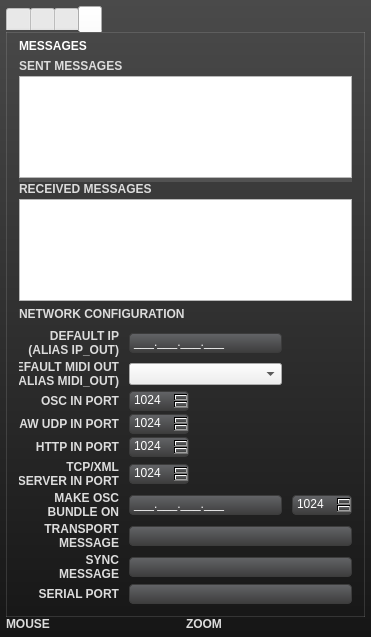
Above: uiinspector.ui from buzzinglight/IanniX before the change. Below: the same form after it.
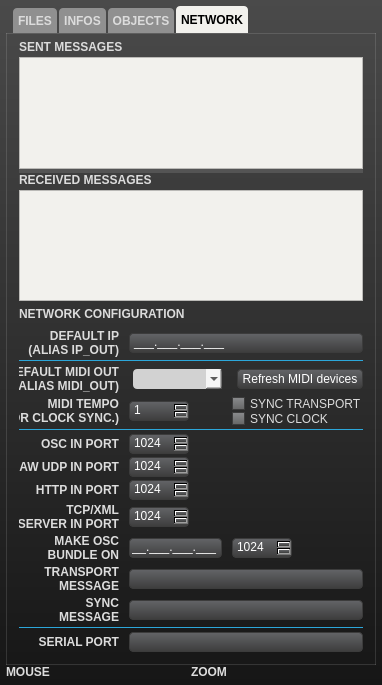
That is the form after the change. The open tabs and pages were chosen to show the change. Icons and pictures are not drawn.

```diff
--- a/uiinspector.ui
+++ b/uiinspector.ui
@@ -6,8 +6,8 @@
    <rect>
     <x>0</x>
     <y>0</y>
-    <width>371</width>
-    <height>637</height>
+    <width>382</width>
+    <height>685</height>
    </rect>
   </property>
   <property name="windowTitle">
@@ -41,7 +41,7 @@
 	border: 1px solid rgba(255, 255, 255, 32);
 }
 
-QLabel, QCheckBox#viewTriggerCheck, QCheckBox#viewCurveCheck, QCheckBox#viewCurveOpacityCheck, QCheckBox#viewCursorCheck {
+QLabel, QCheckBox {
 	color: rgb(220, 220, 220);
 }
 
@@ -178,6 +178,63 @@
  }
 QSplitter::handle:horizontal	 	{	width: 4px; }
 QSplitter::handle:vertical     		{	height: 4px; }
+
+
+QComboBox {
+	border: 0px solid transparent;
+	background: rgba(255, 255, 255, 200);
+	color: black;
+	margin-left: 4px;
+	padding-top: -4px;
+	border-radius: 4px;
+}
+QComboBox {
+	selection-color: black;
+	padding-top: 0px;
+	padding-left: 4px;
+}
+QComboBox::drop-down {
+	width: 10px;
+	padding: 4px;
+	border: 0px solid transparent;
+	background: rgb(0, 187, 255);
+    image: url(:/icons/res_icon_down.png);
+}
+
+QPlainTextEdit {
+	background-color: rgb(242, 241, 237);
+}
+
+
+QTabWidget::tab-bar {
+	left: 5px;
+}
+QTabWidget {
+	border: 0px transparent;
+}
+QTabBar::tab {
+	background-color: rgba(255, 255, 255, 100);
+    border-top-left-radius: 4px;
+    border-top-right-radius: 4px;
+	font: bold;
+	min-height: 25px;
+	margin-left: 2px;
+	padding-left: 5px;
+	padding-right: 5px;
+	color: rgb(220, 220, 220);
+}
+QTabBar::tab:selected {
+	background-color: rgb(242, 241, 237);
+	color: black;
+}
+QTabBar::tab:hover {
+	color: black;
+}
+QTabBar::tab:!selected {
+     margin-top: 2px;
+}
+
+
 </string>
   </property>
   <layout class="QVBoxLayout" name="verticalLayout">
@@ -219,7 +276,7 @@
            <normaloff>:/general/res_icon_inspector_project.png</normaloff>:/general/res_icon_inspector_project.png</iconset>
          </attribute>
          <attribute name="title">
-          <string/>
+          <string>FILES</string>
          </attribute>
          <layout class="QVBoxLayout" name="verticalLayout_13" stretch="0,0">
           <property name="leftMargin">
@@ -341,7 +398,7 @@
            <normaloff>:/general/res_icon_inspector_info.png</normaloff>:/general/res_icon_inspector_info.png</iconset>
          </attribute>
          <attribute name="title">
-          <string/>
+          <string>INFOS</string>
          </attribute>
          <layout class="QVBoxLayout" name="verticalLayout_14">
           <property name="leftMargin">
@@ -1877,7 +1934,7 @@
            <normaloff>:/general/res_icon_inspector_view.png</normaloff>:/general/res_icon_inspector_view.png</iconset>
          </attribute>
          <attribute name="title">
-          <string/>
+          <string>OBJECTS</string>
          </attribute>
          <layout class="QVBoxLayout" name="verticalLayout_10">
           <property name="leftMargin">
@@ -2376,7 +2433,7 @@
            <normaloff>:/general/res_icon_inspector_osc.png</normaloff>:/general/res_icon_inspector_osc.png</iconset>
          </attribute>
          <attribute name="title">
-          <string/>
+          <string>NETWORK</string>
          </attribute>
          <layout class="QVBoxLayout" name="verticalLayout_5">
           <property name="leftMargin">
@@ -2391,19 +2448,6 @@
           <property name="bottomMargin">
            <number>12</number>
           </property>
-          <item>
-           <widget class="QLabel" name="oscLabel">
-            <property name="styleSheet">
-             <string notr="true">	color: white;
-	font: 12px;
-	font: bold;
-</string>
-            </property>
-            <property name="text">
-             <string>MESSAGES</string>
-            </property>
-           </widget>
-          </item>
           <item>
            <widget class="QSplitter" name="splitter">
             <property name="orientation">
@@ -2441,6 +2485,9 @@
                 <property name="lineWrapMode">
                  <enum>QPlainTextEdit::NoWrap</enum>
                 </property>
+                <property name="readOnly">
+                 <bool>true</bool>
+                </property>
                 <property name="plainText">
                  <string/>
                 </property>
@@ -2480,6 +2527,9 @@
                 <property name="lineWrapMode">
                  <enum>QPlainTextEdit::NoWrap</enum>
                 </property>
+                <property name="readOnly">
+                 <bool>true</bool>
+                </property>
                 <property name="plainText">
                  <string/>
                 </property>
@@ -2509,7 +2559,7 @@
               <property name="horizontalSpacing">
                <number>10</number>
               </property>
-              <item row="2" column="0">
+              <item row="6" column="0">
                <widget class="QLabel" name="oscInPortLabel">
                 <property name="minimumSize">
                  <size>
@@ -2531,7 +2581,7 @@
                 </property>
                </widget>
               </item>
-              <item row="2" column="1">
+              <item row="6" column="1">
                <widget class="QSpinBox" name="oscInPortSpin">
                 <property name="maximumSize">
                  <size>
@@ -2556,7 +2606,7 @@
                 </property>
                </widget>
               </item>
-              <item row="3" column="0">
+              <item row="7" column="0">
                <widget class="QLabel" name="udpInPortLabel">
                 <property name="minimumSize">
                  <size>
@@ -2578,7 +2628,7 @@
                 </property>
                </widget>
               </item>
-              <item row="7" column="0">
+              <item row="11" column="0">
                <widget class="QLabel" name="transportMessageLabel">
                 <property name="minimumSize">
                  <size>
@@ -2601,7 +2651,7 @@
                 </property>
                </widget>
               </item>
-              <item row="3" column="1">
+              <item row="7" column="1">
                <widget class="QSpinBox" name="udpInPortSpin">
                 <property name="maximumSize">
                  <size>
@@ -2623,7 +2673,7 @@
                 </property>
                </widget>
               </item>
-              <item row="8" column="0">
+              <item row="12" column="0">
                <widget class="QLabel" name="syncMessageLabel">
                 <property name="minimumSize">
                  <size>
@@ -2646,7 +2696,7 @@
                 </property>
                </widget>
               </item>
-              <item row="8" column="1" colspan="2">
+              <item row="12" column="1" colspan="2">
                <widget class="QLineEdit" name="syncMessageEdit">
                 <property name="toolTip">
                  <string>Sync message</string>
@@ -2662,7 +2712,7 @@
                 </property>
                </widget>
               </item>
-              <item row="6" column="0">
+              <item row="10" column="0">
                <widget class="QLabel" name="bundleMessageLabel">
                 <property name="minimumSize">
                  <size>
@@ -2685,8 +2735,20 @@
                 </property>
                </widget>
               </item>
-              <item row="6" column="1">
+              <item row="10" column="1">
                <widget class="QLineEdit" name="bundleMessageEdit">
+                <property name="minimumSize">
+                 <size>
+                  <width>0</width>
+                  <height>20</height>
+                 </size>
+                </property>
+                <property name="maximumSize">
+                 <size>
+                  <width>16777215</width>
+                  <height>20</height>
+                 </size>
+                </property>
                 <property name="toolTip">
                  <string>OSC bundle address</string>
                 </property>
@@ -2704,7 +2766,7 @@
                 </property>
                </widget>
               </item>
-              <item row="6" column="2">
+              <item row="10" column="2">
                <widget class="QSpinBox" name="bundleMessagePort">
                 <property name="maximumSize">
                  <size>
@@ -2726,7 +2788,7 @@
                 </property>
                </widget>
               </item>
-              <item row="4" column="0">
+              <item row="8" column="0">
                <widget class="QLabel" name="httpInPortLabel">
                 <property name="minimumSize">
                  <size>
@@ -2748,7 +2810,7 @@
                 </property>
                </widget>
               </item>
-              <item row="4" column="1">
+              <item row="8" column="1">
                <widget class="QSpinBox" name="httpInPortSpin">
                 <property name="maximumSize">
                  <size>
@@ -2770,7 +2832,7 @@
                 </property>
                </widget>
               </item>
-              <item row="7" column="1" colspan="2">
+              <item row="11" column="1" colspan="2">
                <widget class="QLineEdit" name="transportMessageEdit">
                 <property name="toolTip">
                  <string>Transport message</string>
@@ -2786,7 +2848,7 @@
                 </property>
                </widget>
               </item>
-              <item row="5" column="0">
+              <item row="9" column="0">
                <widget class="QLabel" name="tcpInPortLabel">
                 <property name="minimumSize">
                  <size>
@@ -2809,7 +2871,7 @@
                 </property>
                </widget>
               </item>
-              <item row="5" column="1">
+              <item row="9" column="1">
                <widget class="QSpinBox" name="tcpInPortSpin">
                 <property name="maximumSize">
                  <size>
@@ -2831,7 +2893,7 @@
                 </property>
                </widget>
               </item>
-              <item row="5" column="2">
+              <item row="9" column="2">
                <widget class="QLabel" name="tcpInClientLabel">
                 <property name="styleSheet">
                  <string notr="true"/>
@@ -2867,7 +2929,7 @@
                 </property>
                </widget>
               </item>
-              <item row="0" column="1">
+              <item row="0" column="1" colspan="2">
                <widget class="QLineEdit" name="ipOutEdit">
                 <property name="toolTip">
                  <string>Default IP address</string>
@@ -2886,7 +2948,7 @@
                 </property>
                </widget>
               </item>
-              <item row="1" column="0">
+              <item row="2" column="0">
                <widget class="QLabel" name="midiOutLabel">
                 <property name="minimumSize">
                  <size>
@@ -2909,8 +2971,20 @@
                 </property>
                </widget>
               </item>
-              <item row="1" column="1">
+              <item row="2" column="1">
                <widget class="QComboBox" name="midiOutCombo">
+                <property name="minimumSize">
+                 <size>
+                  <width>0</width>
+                  <height>20</height>
+                 </size>
+                </property>
+                <property name="maximumSize">
+                 <size>
+                  <width>16777215</width>
+                  <height>20</height>
+                 </size>
+                </property>
                 <property name="toolTip">
                  <string>Default MIDI device</string>
                 </property>
@@ -2919,7 +2993,7 @@
                 </property>
                </widget>
               </item>
-              <item row="9" column="0">
+              <item row="14" column="0">
                <widget class="QLabel" name="serialInPortLabel">
                 <property name="minimumSize">
                  <size>
@@ -2941,7 +3015,7 @@
                 </property>
                </widget>
               </item>
-              <item row="9" column="1" colspan="2">
+              <item row="14" column="1" colspan="2">
                <widget class="QLineEdit" name="serialInPortEdit">
                 <property name="toolTip">
                  <string>Serial port address</string>
@@ -2954,6 +3028,157 @@
                 </property>
                </widget>
               </item>
+              <item row="2" column="2">
+               <widget class="QPushButton" name="midiOutRefresh">
+                <property name="minimumSize">
+                 <size>
+                  <width>0</width>
+                  <height>20</height>
+                 </size>
+                </property>
+                <property name="maximumSize">
+                 <size>
+                  <width>16777215</width>
+                  <height>20</height>
+                 </size>
+                </property>
+                <property name="statusTip">
+                 <string>Click here to refresh the MIDI in/out available devices</string>
+                </property>
+                <property name="text">
+                 <string>Refresh MIDI devices</string>
+                </property>
+               </widget>
+              </item>
+              <item row="4" column="0">
+               <widget class="QLabel" name="midiTempoLabel">
+                <property name="minimumSize">
+                 <size>
+                  <width>100</width>
+                  <height>0</height>
+                 </size>
+                </property>
+                <property name="maximumSize">
+                 <size>
+                  <width>100</width>
+                  <height>16777215</height>
+                 </size>
+                </property>
+                <property name="text">
+                 <string>MIDI TEMPO
+(FOR CLOCK SYNC.)</string>
+                </property>
+                <property name="alignment">
+                 <set>Qt::AlignRight|Qt::AlignTrailing|Qt::AlignVCenter</set>
+                </property>
+               </widget>
+              </item>
+              <item row="4" column="1">
+               <widget class="QSpinBox" name="midiTempoSpin">
+                <property name="maximumSize">
+                 <size>
+                  <width>60</width>
+                  <height>16777215</height>
+                 </size>
+                </property>
+                <property name="toolTip">
+                 <string>Score BPM</string>
+                </property>
+                <property name="statusTip">
+                 <string>Type here the BPM (used by MIDI clock for sync)</string>
+                </property>
+                <property name="styleSheet">
+                 <string notr="true"/>
+                </property>
+                <property name="minimum">
+                 <number>1</number>
+                </property>
+                <property name="maximum">
+                 <number>65535</number>
+                </property>
+               </widget>
+              </item>
+              <item row="4" column="2">
+               <layout class="QVBoxLayout" name="verticalLayout_12">
+                <item>
+                 <widget class="QCheckBox" name="midiSyncSong">
+                  <property name="statusTip">
+                   <string>Check this option if you want to sync transport (play, pause, stop, fast rewind, song position) from another sequencer</string>
+                  </property>
+                  <property name="text">
+                   <string>SYNC TRANSPORT</string>
+                  </property>
+                 </widget>
+                </item>
+                <item>
+                 <widget class="QCheckBox" name="midiSyncClock">
+                  <property name="statusTip">
+                   <string>Check this option if you want to sync clock from another sequencer</string>
+                  </property>
+                  <property name="text">
+                   <string>SYNC CLOCK</string>
+                  </property>
+                 </widget>
+                </item>
+               </layout>
+              </item>
+              <item row="1" column="0" colspan="3">
+               <widget class="QLabel" name="separator2">
+                <property name="minimumSize">
+                 <size>
+                  <width>0</width>
+                  <height>2</height>
+                 </size>
+                </property>
+                <property name="maximumSize">
+                 <size>
+                  <width>16777215</width>
+                  <height>2</height>
+                 </size>
+                </property>
+                <property name="text">
+                 <string/>
+                </property>
+               </widget>
+              </item>
+              <item row="5" column="0" colspan="3">
+               <widget class="QLabel" name="separator3">
+                <property name="minimumSize">
+                 <size>
+                  <width>0</width>
+                  <height>2</height>
+                 </size>
+                </property>
+                <property name="maximumSize">
+                 <size>
+                  <width>16777215</width>
+                  <height>2</height>
+                 </size>
+                </property>
+                <property name="text">
+                 <string/>
+                </property>
+               </widget>
+              </item>
+              <item row="13" column="0" colspan="3">
+               <widget class="QLabel" name="separator4">
+                <property name="minimumSize">
+                 <size>
+                  <width>0</width>
+                  <height>2</height>
+                 </size>
+                </property>
+                <property name="maximumSize">
+                 <size>
+                  <width>16777215</width>
+                  <height>2</height>
+                 </size>
+                </property>
+                <property name="text">
+                 <string/>
+                </property>
+               </widget>
+              </item>
              </layout>
             </item>
            </layout>
```
Left out of the diff: 630 changed lines with no effect on the pictures.
